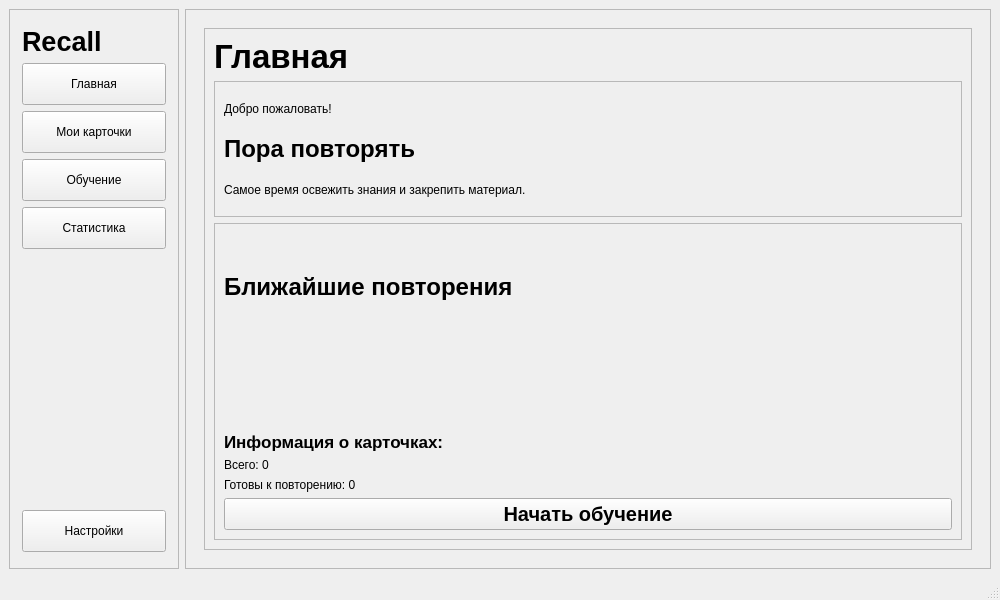
The window that ui/main_window_page.ui (roms140/PyQt_project) describes before a commit, drawn with Qt 5.
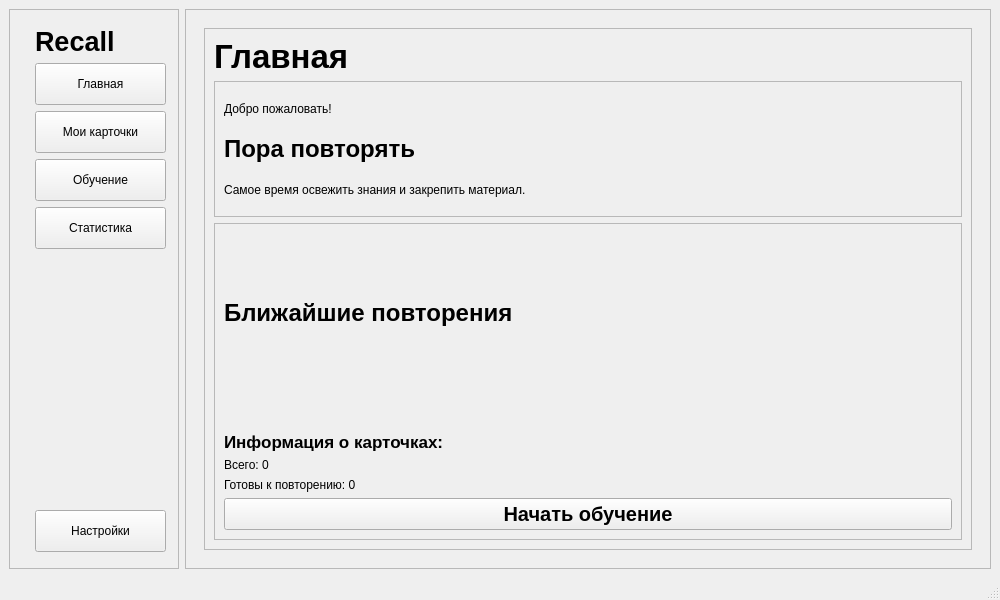
The same window after the commit.

What changed in the file:
```diff
--- a/ui/main_window_page.ui
+++ b/ui/main_window_page.ui
@@ -63,7 +63,22 @@
           <number>16</number>
          </property>
          <item>
+          <layout class="QHBoxLayout" name="horizontalLayout_9">
+           <item>
+            <widget class="QLabel" name="logoIconLabel">
+             <property name="text">
+              <string/>
+             </property>
+            </widget>
+           </item>
+           <item>
           <widget class="QLabel" name="logoLabel">
+             <property name="sizePolicy">
+              <sizepolicy hsizetype="Expanding" vsizetype="Preferred">
+               <horstretch>0</horstretch>
+               <verstretch>0</verstretch>
+              </sizepolicy>
+             </property>
            <property name="minimumSize">
             <size>
              <width>55</width>
@@ -73,17 +88,22 @@
            <property name="font">
             <font>
              <pointsize>20</pointsize>
-             <italic>false</italic>
              <bold>true</bold>
-             <underline>false</underline>
-             <strikeout>false</strikeout>
             </font>
            </property>
            <property name="text">
             <string>Recall</string>
            </property>
-           <property name="wordWrap">
-            <bool>false</bool>
+            </widget>
+           </item>
+          </layout>
+         </item>
+         <item>
+          <layout class="QHBoxLayout" name="horizontalLayout_3">
+           <item>
+            <widget class="QLabel" name="homeIconLabel">
+             <property name="text">
+              <string/>
            </property>
           </widget>
          </item>
@@ -112,6 +132,17 @@
            </property>
           </widget>
          </item>
+          </layout>
+         </item>
+         <item>
+          <layout class="QHBoxLayout" name="horizontalLayout_4">
+           <item>
+            <widget class="QLabel" name="cardsIconLabel">
+             <property name="text">
+              <string/>
+             </property>
+            </widget>
+           </item>
          <item>
           <widget class="QPushButton" name="cardsButton">
            <property name="sizePolicy">
@@ -137,6 +168,17 @@
            </property>
           </widget>
          </item>
+          </layout>
+         </item>
+         <item>
+          <layout class="QHBoxLayout" name="horizontalLayout_6">
+           <item>
+            <widget class="QLabel" name="studyIconLabel">
+             <property name="text">
+              <string/>
+             </property>
+            </widget>
+           </item>
          <item>
           <widget class="QPushButton" name="studyButton">
            <property name="sizePolicy">
@@ -162,6 +204,17 @@
            </property>
           </widget>
          </item>
+          </layout>
+         </item>
+         <item>
+          <layout class="QHBoxLayout" name="horizontalLayout_7">
+           <item>
+            <widget class="QLabel" name="statsIconLabel">
+             <property name="text">
+              <string/>
+             </property>
+            </widget>
+           </item>
          <item>
           <widget class="QPushButton" name="statsButton">
            <property name="sizePolicy">
@@ -187,6 +240,8 @@
            </property>
           </widget>
          </item>
+          </layout>
+         </item>
          <item>
           <spacer name="verticalSpacer">
            <property name="orientation">
@@ -201,6 +256,15 @@
           </spacer>
          </item>
          <item>
+          <layout class="QHBoxLayout" name="horizontalLayout_8">
+           <item>
+            <widget class="QLabel" name="settingsIconLabel">
+             <property name="text">
+              <string/>
+             </property>
+            </widget>
+           </item>
+           <item>
           <widget class="QPushButton" name="settingsButton">
            <property name="sizePolicy">
             <sizepolicy hsizetype="Expanding" vsizetype="Fixed">
@@ -226,6 +290,8 @@
           </widget>
          </item>
         </layout>
+         </item>
+        </layout>
        </widget>
       </item>
       <item>
@@ -340,7 +406,7 @@
                   <property name="frameShadow">
                    <enum>QFrame::Shadow::Raised</enum>
                   </property>
-                  <layout class="QVBoxLayout" name="verticalLayout_5" stretch="1,1,0,0,1">
+                  <layout class="QVBoxLayout" name="verticalLayout_5" stretch="3,1,0,0,1">
                    <item>
                     <widget class="QLabel" name="reviewsTitle">
                      <property name="font">
```
Lines whose indentation alone changed are shown as unchanged.
